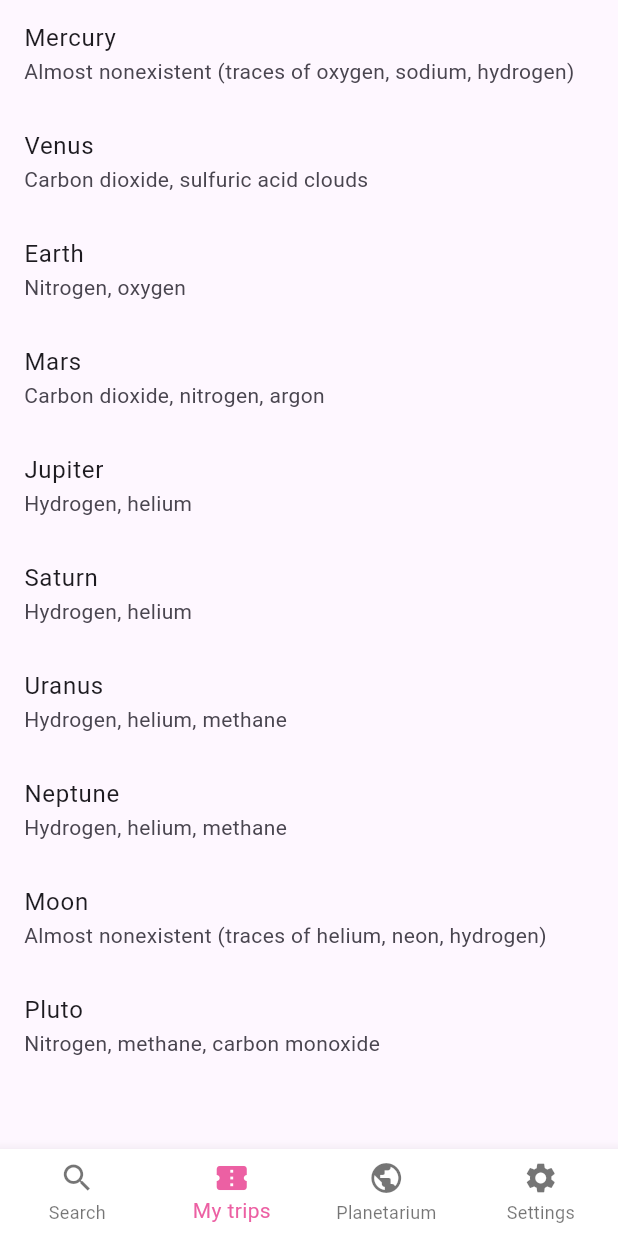
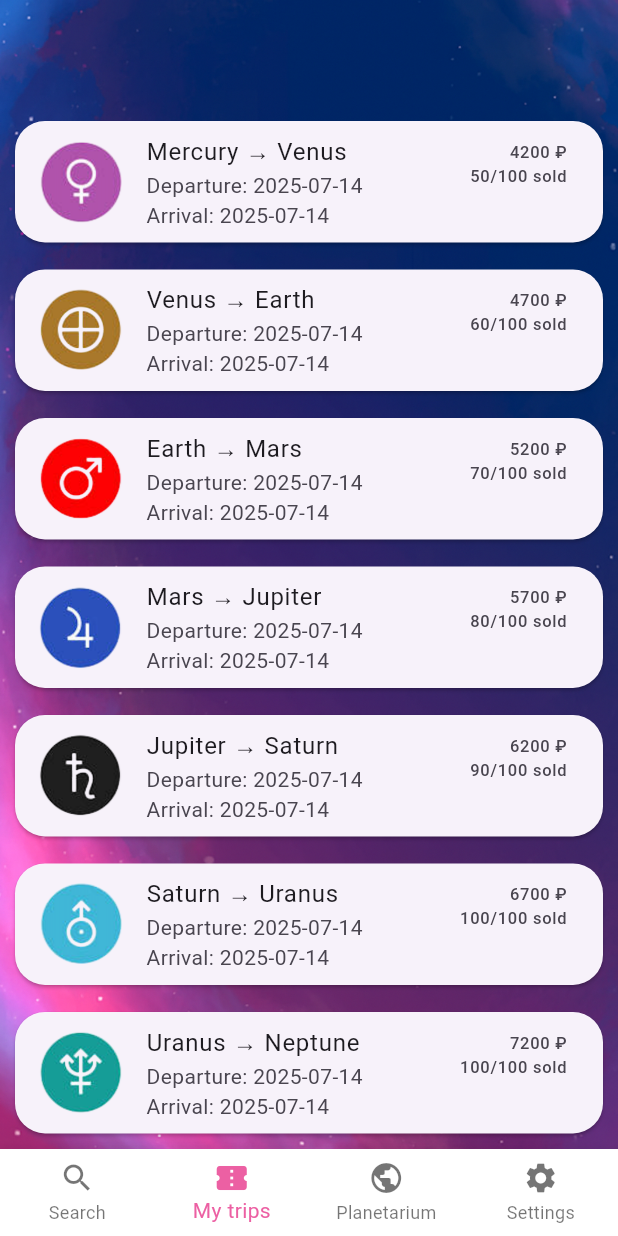
Before and after one commit to Trips-and-Tickets-Service/Trips-and-Tickets-Service, a Flutter app: the MainNavigation screen opened by its route, item 2 of the bottom bar chosen, on a phone screen of 412 x 824 dp. Run offline on Flutter 3.47's test engine with Material 3 defaults, Android fonts, the phone set to English and light mode, and no system bars; our stand-ins replace email_validator, shared_preferences; accounts and stored records are empty.

Commit message:
feat: add UI for MyTripsPage, fix sizes of widgets in Web

```diff
--- a/frontend/lib/pages/main_menu.dart
+++ b/frontend/lib/pages/main_menu.dart
@@ -2,6 +2,7 @@ import 'package:flutter/material.dart';
 
 import '../pages/search_page.dart';
 import '../pages/planetarium_page.dart';
+import '../pages/trips_page.dart';
 import '../data/styles.dart';
 
 class MainNavigation extends StatefulWidget {
@@ -14,7 +15,7 @@ class _MainNavigationState extends State<MainNavigation> {
 
   final List<Widget> _screens = [
     SearchPage(),
-    PlanetariumPage(), // TripsPage(),
+    TripsPage(), // TripsPage(),
     PlanetariumPage(),
     PlanetariumPage(), // SettingsPage(),
   ];
--- a/frontend/lib/pages/search_page.dart
+++ b/frontend/lib/pages/search_page.dart
@@ -131,9 +131,12 @@ class _SearchPageState extends State<SearchPage> {
           child: Column(
             crossAxisAlignment: CrossAxisAlignment.center,
             children: [
+              if (kIsWeb)
+              Padding(padding: const EdgeInsets.only(top: 20)),
+              if (!kIsWeb)
                 const Expanded(flex: 1, child: Text("")),
               Expanded(
-                flex: 3,
+                flex: kIsWeb ? 2 : 3,
                 child: Column(
                   children: [
                     Center(
@@ -295,15 +298,22 @@ class _SearchPageState extends State<SearchPage> {
                   ],
                 ),
               ),
+              if (kIsWeb)
+                Padding(padding: const EdgeInsets.only(top: 20)),
               Expanded(
                 flex: 5,
                 child: SizedBox(
-                  width: 400,
+                  width: kIsWeb ? 600 : 400,
                     child: ListView.builder(
                       itemCount: tickets.length,
                       itemBuilder: (context, index) {
                         final ticket = tickets[index];
-                        return Card(
+                        return Column(
+                          children: [
+                            Card(
+                              shape: RoundedRectangleBorder(
+                                borderRadius: BorderRadius.circular(20),
+                              ),
                               child: ListTile(
                                 // leading: Icon(Icons.public),
                                 leading: Image(image: AssetImage(getIconOfPlanet(ticket['arrivalPlanet']))),
@@ -355,6 +365,9 @@ class _SearchPageState extends State<SearchPage> {
                                   ],
                                 ),
                               ),
+                            ),
+                            Padding(padding: const EdgeInsets.only(top: 10)),
+                          ],
                         );
                       },
                     ),
--- /dev/null
+++ b/frontend/lib/pages/trips_page.dart
@@ -0,0 +1,162 @@
+import 'package:flutter/material.dart';
+import 'package:provider/provider.dart';
+import 'package:http/http.dart' as http;
+import 'dart:convert';
+import 'package:flutter/foundation.dart' show kIsWeb;
+import 'package:intl/intl.dart';
+
+import '../providers/provider.dart';
+import '../data/styles.dart';
+import '../data/urls.dart';
+
+class TripsPage extends StatefulWidget {
+  const TripsPage({super.key});
+
+  @override
+  State<TripsPage> createState() => _TripsPageState();
+}
+
+class _TripsPageState extends State<TripsPage> {
+  String? departurePlanet;
+  String? arrivalPlanet;
+  DateTime? departureDate;
+  DateTime? arrivalDate;
+
+  List<String> planets = [
+    'Mercury',
+    'Venus',
+    'Earth',
+    'Mars',
+    'Jupiter',
+    'Saturn',
+    'Uranus',
+    'Neptune',
+    'Pluto',
+    'Moon',
+  ];
+
+  List<Map<String, dynamic>> tickets = [];
+
+  @override
+  void initState() {
+    super.initState();
+    _searchTickets();
+  }
+
+  String getIconOfPlanet(String planet) {
+    if (planet.toLowerCase() == 'mercury') {
+      return 'lib/assets/planets/mercury.png';
+    } else if (planet.toLowerCase() == 'venus') {
+      return 'lib/assets/planets/venus.png';
+    } else if (planet.toLowerCase() == 'earth') {
+      return 'lib/assets/planets/earth.png';
+    } else if (planet.toLowerCase() == 'mars') {
+      return 'lib/assets/planets/mars.png';
+    } else if (planet.toLowerCase() == 'jupiter') {
+      return 'lib/assets/planets/jupiter.png';
+    } else if (planet.toLowerCase() == 'saturn') {
+      return 'lib/assets/planets/saturn.png';
+    } else if (planet.toLowerCase() == 'uranus') {
+      return 'lib/assets/planets/uranus.png';
+    } else if (planet.toLowerCase() == 'neptune') {
+      return 'lib/assets/planets/neptune.png';
+    } else if (planet.toLowerCase() == 'pluto') {
+      return 'lib/assets/planets/pluto.png';
+    } else if (planet.toLowerCase() == 'moon') {
+      return 'lib/assets/planets/moon.png';
+    } else {
+      return 'lib/assets/logo.png';
+    }
+  }
+
+  void _searchTickets() async {
+
+    // 🔧 Заглушка вместо запроса к backend
+    tickets = List.generate(
+      10,
+      (index) => {
+        'id': planets[index],
+        'departurePlanet': planets[index],
+        'departureDate': '2025-07-14',
+        'arrivalPlanet': planets[(index + 1) % planets.length],
+        'arrivalDate': '2025-07-14',
+        'sold': 50 + index * 10 < 100 ? 50 + index * 10 : 100,
+        'total': 100,
+        'duration': '2д 4ч',
+        'price': 4200 + index * 500,
+      },
+    );
+
+    setState(() {});
+  }
+
+   @override
+  Widget build(BuildContext context) {
+    final gameProvider = Provider.of<TripsProvider>(context);
+
+    return Scaffold(
+      body: Container(
+        decoration: BoxDecoration(
+          image: DecorationImage(
+            image: AssetImage(
+              kIsWeb ? 'lib/assets/fon1.png' : 'lib/assets/fon.png',
+            ),
+            fit: BoxFit.cover,
+          ),
+        ),
+        child: Center(
+          child: Column(
+            crossAxisAlignment: CrossAxisAlignment.center,
+            children: [
+              if (kIsWeb)
+                Padding(padding: const EdgeInsets.only(top: 20)),
+              if (!kIsWeb)
+                const Expanded(flex: 1, child: Text("")),
+              Expanded(
+                flex: 9,
+                child: SizedBox(
+                  width: kIsWeb ? 600 : 400,
+                  child: ListView.builder(
+                    itemCount: tickets.length,
+                    itemBuilder: (context, index) {
+                      final ticket = tickets[index];
+                      return Column(
+                        children: [
+                          Card(
+                            shape: RoundedRectangleBorder(
+                              borderRadius: BorderRadius.circular(20),
+                            ),
+                            child: ListTile(
+                              leading: Image(image: AssetImage(getIconOfPlanet(ticket['arrivalPlanet']))),
+                              title: Text(
+                                '${ticket['departurePlanet']} → ${ticket['arrivalPlanet']}',
+                              ),
+                              subtitle: Text(
+                                'Departure: ${ticket['departureDate']}\nArrival: ${ticket['arrivalDate']}',
+                              ),
+                              trailing: Column(
+                                crossAxisAlignment:
+                                    CrossAxisAlignment.end,
+                                children: [
+                                  Text('${ticket['price']} ₽'),
+                                  Text(
+                                    '${ticket['sold']}/${ticket['total']} sold',
+                                  ),
+                                ],
+                              ),
+                            ),
+                          ),
+                          Padding(padding: const EdgeInsets.only(bottom: 10)),
+                        ],
+                      );
+                    },
+                  ),
+                ),
+              ),
+            ],
+          ),
+        ),
+      ),
+    );
+  }
+}
```
Lines whose indentation alone changed are shown as unchanged.
